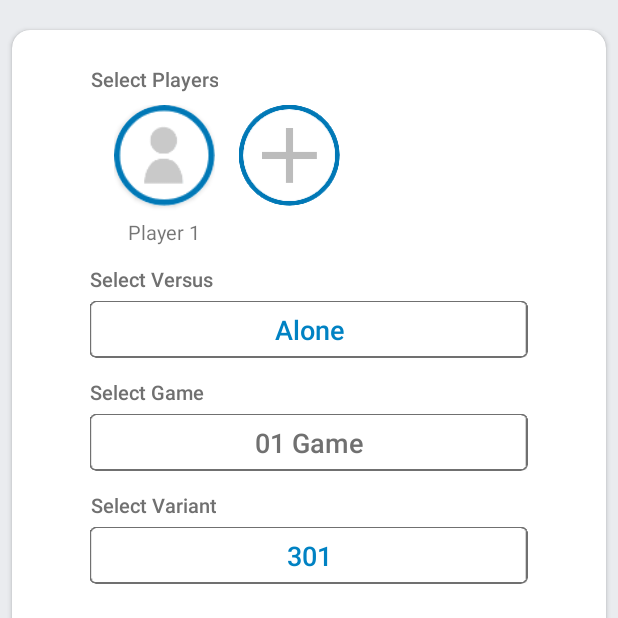
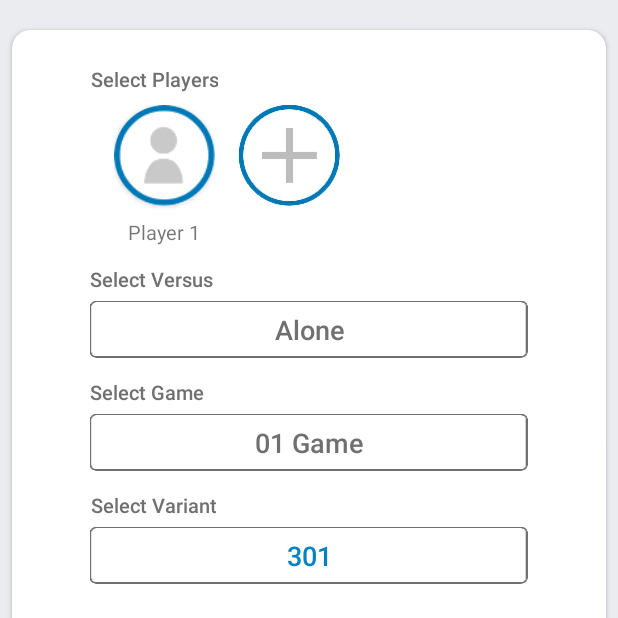
Before and after one commit to SebSelva/Dkt-Canaveral, an Android app: the screen it shows after launch (MainActivity), on a phone screen of 412 x 824 dp, the top half of it. Run offline under Robolectric (Android 15) with nearby library versions, the phone set to English and light mode, and no system bars; our stand-ins replace Room's generated code, Timber, data binding, navigation-ui.

Commit message:
AddPlayer - Disable field selection

```diff
--- a/app/src/main/res/layout/fragment_dashboard.xml
+++ b/app/src/main/res/layout/fragment_dashboard.xml
@@ -68,10 +68,11 @@
 
                     <androidx.appcompat.widget.AppCompatAutoCompleteTextView
                         android:id="@+id/input_versus"
-                        style="@style/Dkt.TextStyle.SpinnerText"
+                        style="@style/Dkt.TextStyle.SpinnerText.Disabled"
                         android:layout_width="match_parent"
                         android:layout_height="38dp"
                         android:background="@drawable/background_spinner"
+                        android:enabled="false"
                         tools:text="1 VS 1" />
 
                     <androidx.appcompat.widget.AppCompatTextView
--- a/app/src/main/res/values/styles.xml
+++ b/app/src/main/res/values/styles.xml
@@ -40,6 +40,11 @@
         <item name="android:gravity">center</item>
     </style>
 
+    <style name="Dkt.TextStyle.SpinnerText.Disabled" parent="Dkt.TextStyle.Grey">
+        <item name="android:textSize">18sp</item>
+        <item name="android:gravity">center</item>
+    </style>
+
     <style name="Dkt.TextStyle.Label" parent="Dkt.TextStyle.Grey">
         <item name="android:textSize">13sp</item>
     </style>
```
